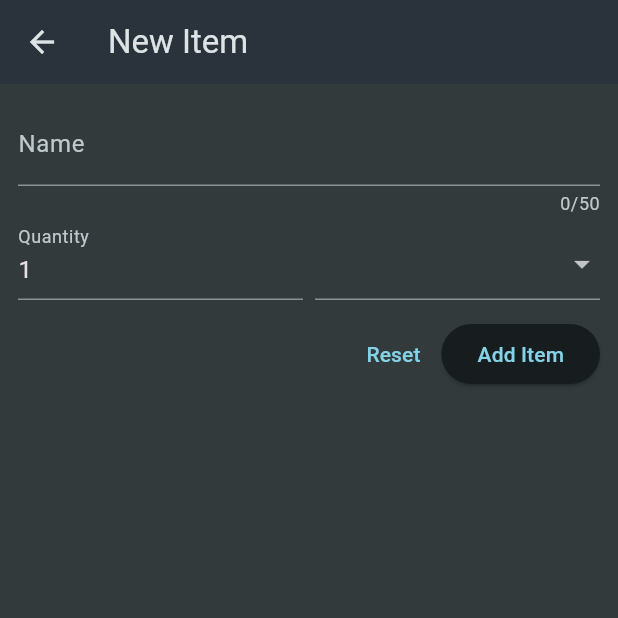
After one commit to Kaolishi/shopping_list_app, a Flutter app: the screen it shows after launch, after a tap on the "add" icon, on a phone screen of 412 x 824 dp, the top half of it. The commit adds this screen. Run offline on Flutter 3.47's test engine with Material 3 defaults, Android fonts, the phone set to English and light mode, and no system bars.

Commit message:
Refactor GroceryList to StatefulWidget and add item creation functionality

```diff
--- a/lib/widgets/grocery_list.dart
+++ b/lib/widgets/grocery_list.dart
@@ -2,6 +2,7 @@
 
 import 'package:flutter/material.dart';
 import 'package:shopping_list_app/data/dummy_items.dart';
+import 'package:shopping_list_app/widgets/new_item.dart';
 
 /// A stateless widget that displays a list of grocery items in a scrollable view.
 ///
@@ -11,9 +12,20 @@ import 'package:shopping_list_app/data/dummy_items.dart';
 /// - The item's name as the title
 /// - The quantity as trailing text
 
-class GroceryList extends StatelessWidget {
+class GroceryList extends StatefulWidget {
   /// Creates a [GroceryList] widget.
   const GroceryList({super.key});
+
+  @override
+  State<GroceryList> createState() => _GroceryListState();
+}
+
+class _GroceryListState extends State<GroceryList> {
+  void _addItem() {
+    Navigator.of(
+      context,
+    ).push(MaterialPageRoute(builder: (context) => const NewItem()));
+  }
 
   // Builds the widget's UI structure.
   @override
@@ -22,6 +34,7 @@ class GroceryList extends StatelessWidget {
       // App bar with static title
       appBar: AppBar(
         title: const Text('Your Groceries'),
+        actions: [IconButton(onPressed: _addItem, icon: const Icon(Icons.add))],
       ),
       // Main body containing the scrollable list of grocery items
       body: ListView.builder(
--- /dev/null
+++ b/lib/widgets/new_item.dart
@@ -0,0 +1,90 @@
+import 'package:flutter/material.dart';
+import 'package:shopping_list_app/data/categories.dart';
+
+class NewItem extends StatefulWidget {
+  const NewItem({super.key});
+
+  @override
+  State<NewItem> createState() {
+    return _NewItemState();
+  }
+}
+
+class _NewItemState extends State<NewItem> {
+  @override
+  Widget build(BuildContext context) {
+    return Scaffold(
+      appBar: AppBar(
+        title: const Text('New Item'),
+      ),
+      body: Padding(
+        padding: const EdgeInsets.all(12),
+        child: Form(
+          child: Column(
+            children: [
+              TextFormField(
+                maxLength: 50,
+                decoration: const InputDecoration(
+                  label: Text('Name'),
+                ),
+                validator: (value) {
+                  return 'Demo...';
+                },
+              ),
+              Row(
+                crossAxisAlignment: CrossAxisAlignment.end,
+                children: [
+                  Expanded(
+                    child: TextFormField(
+                      decoration: const InputDecoration(
+                        label: Text('Quantity'),
+                      ),
+                      initialValue: '1',
+                    ),
+                  ),
+                  const SizedBox(width: 8),
+                  Expanded(
+                    child: DropdownButtonFormField(
+                      items: [
+                        for (final category in categories.entries)
+                          DropdownMenuItem(
+                            value: category.value,
+                            child: Row(
+                              children: [
+                                Container(
+                                  width: 16,
+                                  height: 16,
+                                  color: category.value.color,
+                                ),
+                                const SizedBox(width: 6),
+                                Text(category.value.name),
+                              ],
+                            ),
+                          ),
+                      ],
+                      onChanged: (value) {},
+                    ),
+                  ),
+                ],
+              ),
+              const SizedBox(height: 12),
+              Row(
+                mainAxisAlignment: MainAxisAlignment.end,
+                children: [
+                  TextButton(
+                    onPressed: () {},
+                    child: const Text('Reset'),
+                  ),
+                  ElevatedButton(
+                    onPressed: () {},
+                    child: const Text('Add Item'),
+                  ),
+                ],
+              ),
+            ],
+          ),
+        ),
+      ),
+    );
+  }
+}
```
